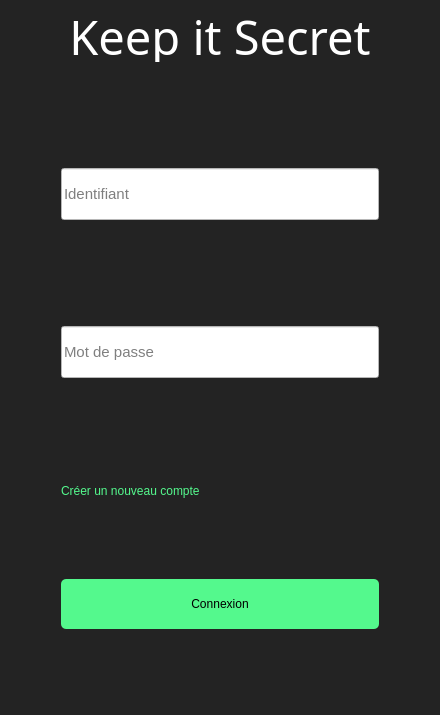
Qt form KeepItSecret/mainwindow.ui (dbuhon/KeepItSecret) before a commit.
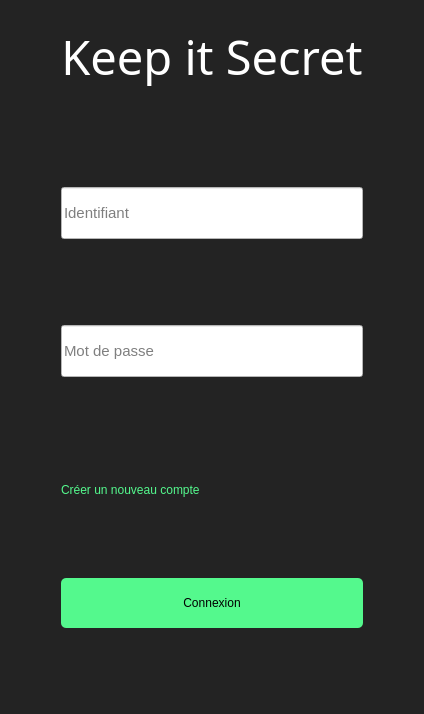
The same form after that commit.

```diff
--- a/KeepItSecret/mainwindow.ui
+++ b/KeepItSecret/mainwindow.ui
@@ -6,7 +6,7 @@
    <rect>
     <x>0</x>
     <y>0</y>
-    <width>440</width>
+    <width>424</width>
     <height>714</height>
    </rect>
   </property>
@@ -82,7 +82,7 @@
           <property name="styleSheet">
            <string notr="true">color: rgb(0, 0, 0);
 background-color: rgb(255, 255, 255);
-margin-top: 100%;
+margin-top: 80%;
 height: 50px;
 margin-left:50px;
 margin-right:50px;</string>
@@ -113,7 +113,7 @@
            <string notr="true">color: rgb(0, 0, 0);
 background-color: rgb(255, 255, 255);
 height: 50px;
-margin-top:100%;
+margin-top:80%;
 margin-left:50px;
 margin-right:50px;</string>
           </property>
```
